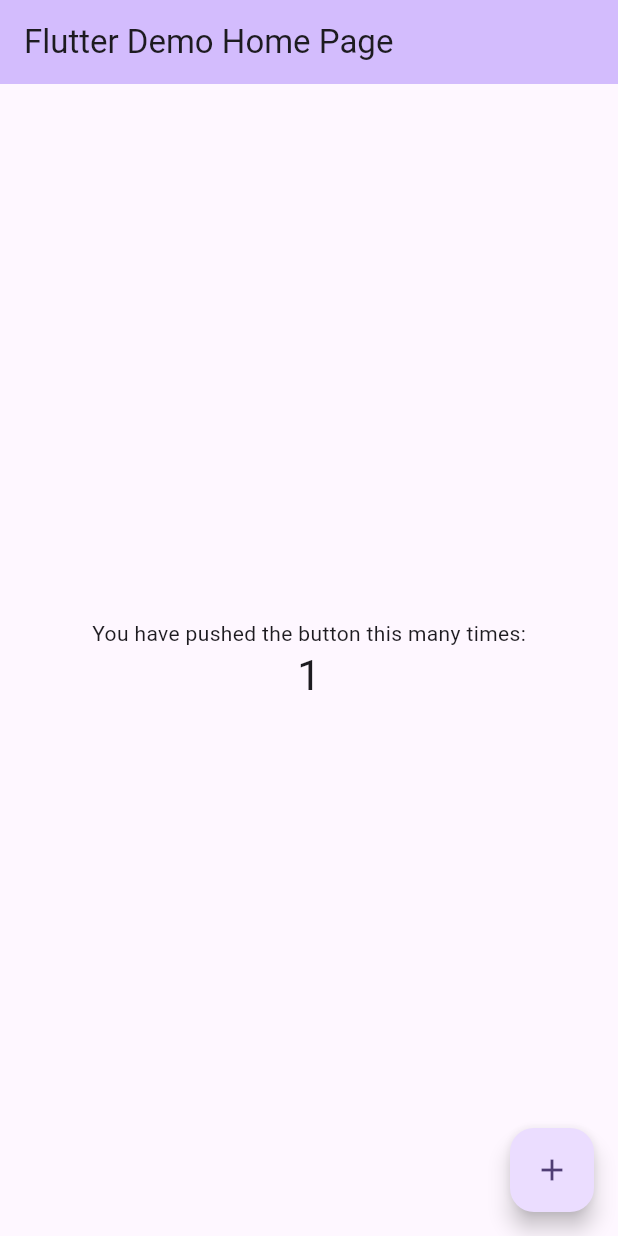
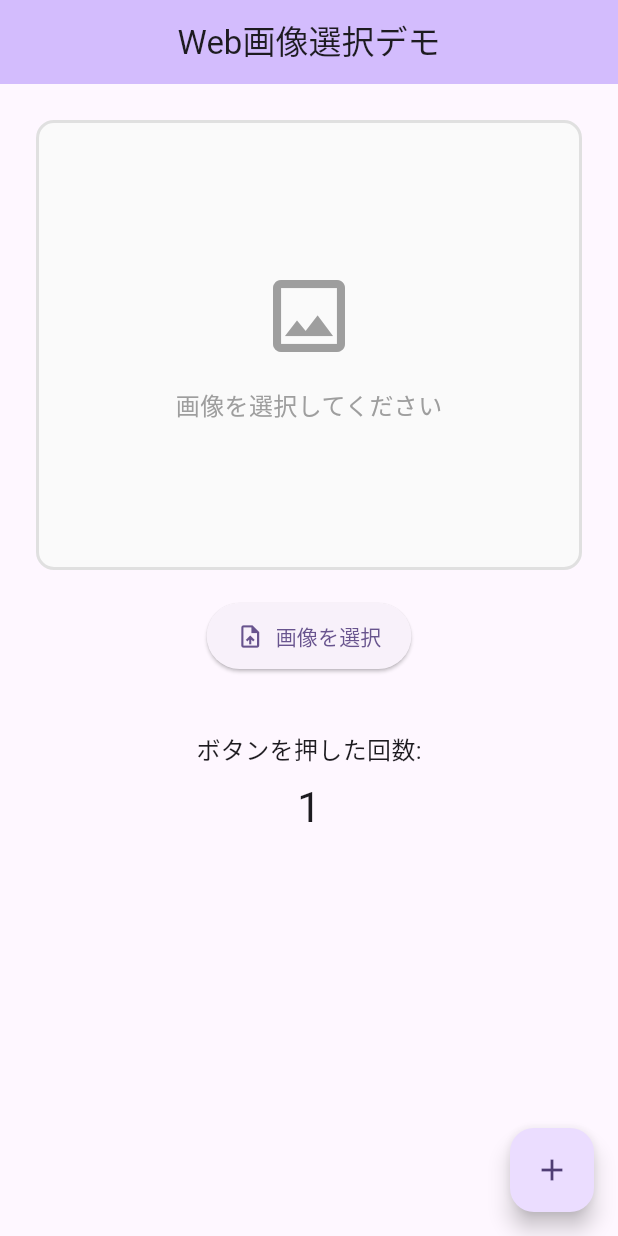
Before and after one commit to Yuffter/ishibashi-syoutengai-calendar, a Flutter app: the screen it shows after launch, after a tap on the "add" icon, on a phone screen of 412 x 824 dp. Run offline on Flutter 3.47's test engine with Material 3 defaults, Android fonts, the light colour scheme and no system bars; our stand-ins replace firebase_core, flutter_riverpod, image_picker; accounts and stored records are empty.

Commit message:
feat: image_pickerの導入

```diff
--- a/lib/main.dart
+++ b/lib/main.dart
@@ -1,54 +1,41 @@
 import 'package:flutter/material.dart';
-// Riverpodをインポート
 import 'package:flutter_riverpod/flutter_riverpod.dart';
+import 'package:firebase_core/firebase_core.dart';
+import 'package:image_picker/image_picker.dart';
+import 'dart:typed_data';
 
-void main() {
-  // runAppの引数にProviderScopeを配置
+void main() async {
+  WidgetsFlutterBinding.ensureInitialized();
+
+  // Firebase初期化（Web用）
+  try {
+    await Firebase.initializeApp();
+    print("Firebase initialized successfully");
+  } catch (e) {
+    print("Firebase initialization failed: $e");
+  }
+
   runApp(ProviderScope(child: const MyApp()));
 }
 
 class MyApp extends StatelessWidget {
   const MyApp({super.key});
 
-  // This widget is the root of your application.
   @override
   Widget build(BuildContext context) {
     return MaterialApp(
-      title: 'Flutter Demo',
+      title: 'Web Image Picker Demo',
       theme: ThemeData(
-        // This is the theme of your application.
-        //
-        // TRY THIS: Try running your application with "flutter run". You'll see
-        // the application has a purple toolbar. Then, without quitting the app,
-        // try changing the seedColor in the colorScheme below to Colors.green
-        // and then invoke "hot reload" (save your changes or press the "hot
-        // reload" button in a Flutter-supported IDE, or press "r" if you used
-        // the command line to start the app).
-        //
-        // Notice that the counter didn't reset back to zero; the application
-        // state is not lost during the reload. To reset the state, use hot
-        // restart instead.
-        //
-        // This works for code too, not just values: Most code changes can be
-        // tested with just a hot reload.
         colorScheme: ColorScheme.fromSeed(seedColor: Colors.deepPurple),
+        useMaterial3: true,
       ),
-      home: const MyHomePage(title: 'Flutter Demo Home Page'),
+      home: const MyHomePage(title: 'Web画像選択デモ'),
     );
   }
 }
 
 class MyHomePage extends StatefulWidget {
   const MyHomePage({super.key, required this.title});
-
-  // This widget is the home page of your application. It is stateful, meaning
-  // that it has a State object (defined below) that contains fields that affect
-  // how it looks.
-
-  // This class is the configuration for the state. It holds the values (in this
-  // case the title) provided by the parent (in this case the App widget) and
-  // used by the build method of the State. Fields in a Widget subclass are
-  // always marked "final".
 
   final String title;
 
@@ -58,16 +45,63 @@
 
 class _MyHomePageState extends State<MyHomePage> {
   int _counter = 0;
+  Uint8List? _imageBytes; // Web用：画像のバイトデータ
+  final ImagePicker _picker = ImagePicker();
 
   void _incrementCounter() {
     setState(() {
-      // This call to setState tells the Flutter framework that something has
-      // changed in this State, which causes it to rerun the build method below
-      // so that the display can reflect the updated values. If we changed
-      // _counter without calling setState(), then the build method would not be
-      // called again, and so nothing would appear to happen.
       _counter++;
     });
+  }
+
+  // Web用：画像を選択する関数
+  Future<void> _pickImageFromGallery() async {
+    try {
+      final XFile? pickedFile = await _picker.pickImage(
+        source: ImageSource.gallery,
+        imageQuality: 85, // Web用に最適化された品質
+        maxWidth: 1024, // Web表示用に最大幅制限
+        maxHeight: 1024, // Web表示用に最大高制限
+      );
+
+      if (pickedFile != null) {
+        final Uint8List imageBytes = await pickedFile.readAsBytes();
+        setState(() {
+          _imageBytes = imageBytes;
+        });
+        print("画像を選択しました: ${pickedFile.name} (${imageBytes.length} bytes)");
+      }
+    } catch (e) {
+      print("画像選択エラー: $e");
+      _showErrorDialog("画像の選択に失敗しました。\n別の画像を試してください。");
+    }
+  }
+
+  // 画像をクリアする関数
+  void _clearImage() {
+    setState(() {
+      _imageBytes = null;
+    });
+    print("画像をクリアしました");
+  }
+
+  // エラーダイアログを表示
+  void _showErrorDialog(String message) {
+    showDialog(
+      context: context,
+      builder: (BuildContext context) {
+        return AlertDialog(
+          title: const Text('エラー'),
+          content: Text(message),
+          actions: [
+            TextButton(
+              onPressed: () => Navigator.of(context).pop(),
+              child: const Text('OK'),
+            ),
+          ],
+        );
+      },
+    );
   }
 
   @override
@@ -80,34 +114,100 @@
     // than having to individually change instances of widgets.
     return Scaffold(
       appBar: AppBar(
-        // TRY THIS: Try changing the color here to a specific color (to
-        // Colors.amber, perhaps?) and trigger a hot reload to see the AppBar
-        // change color while the other colors stay the same.
         backgroundColor: Theme.of(context).colorScheme.inversePrimary,
-        // Here we take the value from the MyHomePage object that was created by
-        // the App.build method, and use it to set our appbar title.
         title: Text(widget.title),
+        centerTitle: true,
       ),
-      body: Center(
-        // Center is a layout widget. It takes a single child and positions it
-        // in the middle of the parent.
+      body: SingleChildScrollView(
+        padding: const EdgeInsets.all(24.0), // Web用に広めのパディング
+        child: Center(
+          child: ConstrainedBox(
+            constraints: const BoxConstraints(maxWidth: 600), // Web用最大幅制限
             child: Column(
-          // Column is also a layout widget. It takes a list of children and
-          // arranges them vertically. By default, it sizes itself to fit its
-          // children horizontally, and tries to be as tall as its parent.
-          //
-          // Column has various properties to control how it sizes itself and
-          // how it positions its children. Here we use mainAxisAlignment to
-          // center the children vertically; the main axis here is the vertical
-          // axis because Columns are vertical (the cross axis would be
-          // horizontal).
-          //
-          // TRY THIS: Invoke "debug painting" (choose the "Toggle Debug Paint"
-          // action in the IDE, or press "p" in the console), to see the
-          // wireframe for each widget.
               mainAxisAlignment: MainAxisAlignment.center,
               children: <Widget>[
-            const Text('You have pushed the button this many times:'),
+                // Web用：画像表示エリア
+                Container(
+                  width: double.infinity,
+                  height: 300,
+                  constraints: const BoxConstraints(maxWidth: 400),
+                  decoration: BoxDecoration(
+                    border: Border.all(color: Colors.grey.shade300, width: 2),
+                    borderRadius: BorderRadius.circular(12),
+                    color: Colors.grey.shade50,
+                  ),
+                  child: _imageBytes == null
+                      ? const Center(
+                          child: Column(
+                            mainAxisAlignment: MainAxisAlignment.center,
+                            children: [
+                              Icon(
+                                Icons.image_outlined,
+                                size: 64,
+                                color: Colors.grey,
+                              ),
+                              SizedBox(height: 16),
+                              Text(
+                                '画像を選択してください',
+                                style: TextStyle(
+                                  fontSize: 16,
+                                  color: Colors.grey,
+                                  fontWeight: FontWeight.w500,
+                                ),
+                              ),
+                            ],
+                          ),
+                        )
+                      : ClipRRect(
+                          borderRadius: BorderRadius.circular(10),
+                          child: Image.memory(
+                            _imageBytes!,
+                            fit: BoxFit.cover,
+                            width: double.infinity,
+                            height: double.infinity,
+                          ),
+                        ),
+                ),
+                const SizedBox(height: 20),
+
+                // Web用ボタン群
+                Wrap(
+                  spacing: 12,
+                  runSpacing: 12,
+                  alignment: WrapAlignment.center,
+                  children: [
+                    ElevatedButton.icon(
+                      onPressed: _pickImageFromGallery,
+                      icon: const Icon(Icons.upload_file),
+                      label: const Text('画像を選択'),
+                      style: ElevatedButton.styleFrom(
+                        padding: const EdgeInsets.symmetric(
+                          horizontal: 20,
+                          vertical: 12,
+                        ),
+                      ),
+                    ),
+                    if (_imageBytes != null)
+                      ElevatedButton.icon(
+                        onPressed: _clearImage,
+                        icon: const Icon(Icons.clear),
+                        label: const Text('クリア'),
+                        style: ElevatedButton.styleFrom(
+                          backgroundColor: Colors.red,
+                          foregroundColor: Colors.white,
+                          padding: const EdgeInsets.symmetric(
+                            horizontal: 20,
+                            vertical: 12,
+                          ),
+                        ),
+                      ),
+                  ],
+                ),
+                const SizedBox(height: 40),
+
+                // カウンター機能
+                const Text('ボタンを押した回数:', style: TextStyle(fontSize: 16)),
+                const SizedBox(height: 8),
                 Text(
                   '$_counter',
                   style: Theme.of(context).textTheme.headlineMedium,
@@ -115,11 +215,13 @@
               ],
             ),
           ),
+        ),
+      ),
       floatingActionButton: FloatingActionButton(
         onPressed: _incrementCounter,
-        tooltip: 'Increment',
+        tooltip: 'カウントアップ',
         child: const Icon(Icons.add),
-      ), // This trailing comma makes auto-formatting nicer for build methods.
+      ),
     );
   }
 }
--- a/pubspec.yaml
+++ b/pubspec.yaml
@@ -40,6 +40,8 @@ dependencies:
   flutter_riverpod: ^2.6.1
   riverpod_annotation: ^2.6.1
   firebase_auth: ^6.0.2
+  firebase_storage: ^13.0.1
+  image_picker: ^1.2.0
 
 dev_dependencies:
   flutter_test:
```
Also changed, not shown: pubspec.lock, 5 other files. Lines whose indentation alone changed are shown as unchanged.
